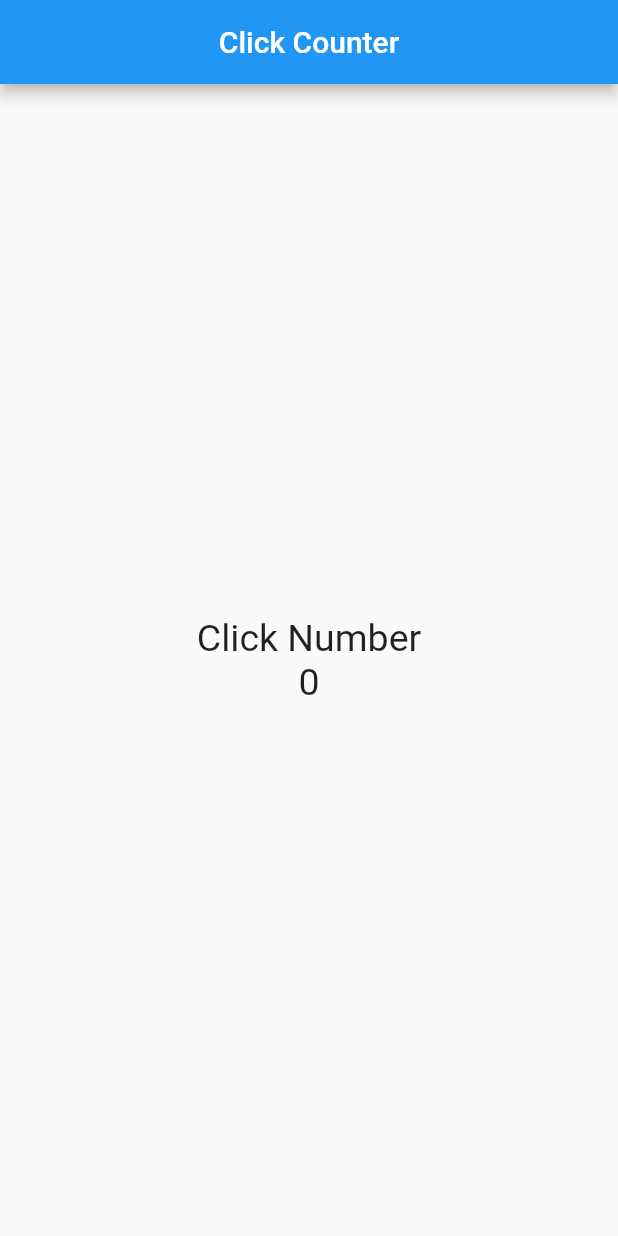
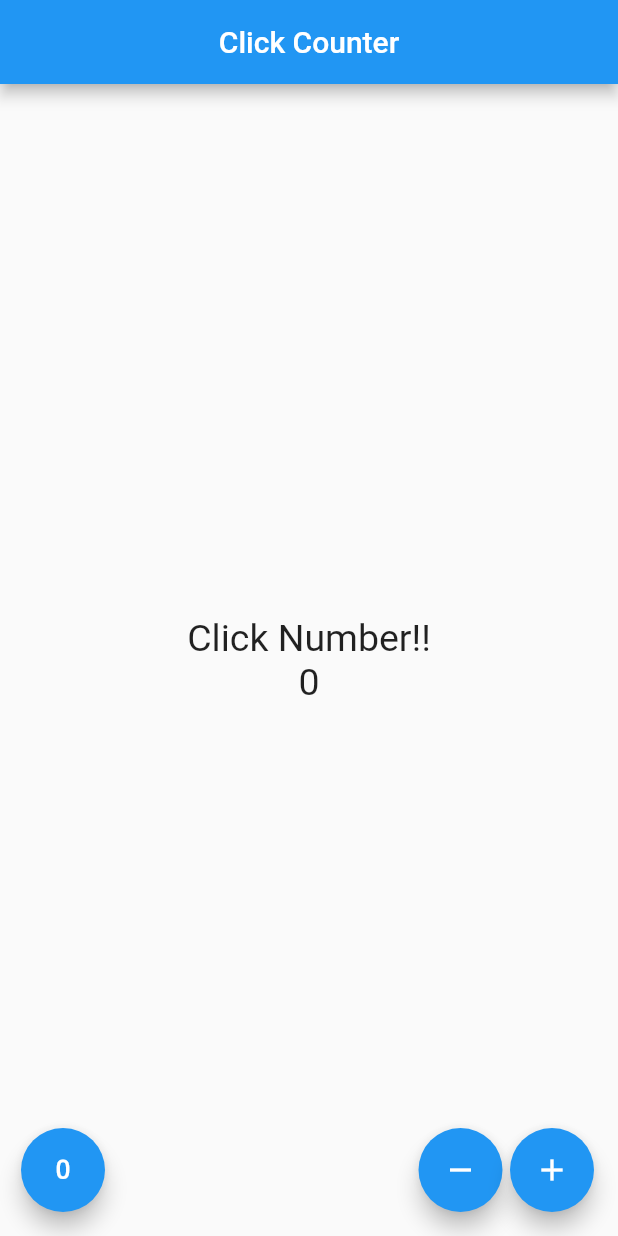
Before and after one commit to 01albertes/contador, a Flutter app: the screen it shows after launch, on a phone screen of 412 x 824 dp. Run offline on Flutter 3.47's test engine with Material 2 defaults, Android fonts, the phone set to English and light mode, and no system bars.

Commit message:
Made buttons and putting the science of everything

```diff
--- a/flutter_app/lib/src/app.dart
+++ b/flutter_app/lib/src/app.dart
@@ -1,6 +1,7 @@
 
 import 'package:flutter/material.dart';
-import 'package:flutter_app/src/pages/home_page.dart';
+import 'package:flutter_app/src/pages/contador_page.dart';
+// import 'package:flutter_app/src/pages/home_page.dart';
 
 class MyApp extends StatelessWidget{
 
@@ -8,8 +9,9 @@ class MyApp extends StatelessWidget{
   Widget build( context ) {
 
     return MaterialApp(
+      debugShowCheckedModeBanner: false, // elimina el banner
       home: Center(
-        child: HomePage()
+        child: ContadorPage()
       ),
     );
 
--- /dev/null
+++ b/flutter_app/lib/src/pages/contador_page.dart
@@ -0,0 +1,70 @@
+import 'package:flutter/material.dart';
+
+class ContadorPage extends StatefulWidget {
+
+  @override
+  createState() => _ContadorPageState();
+
+}
+
+
+class _ContadorPageState extends State<ContadorPage> {
+
+// Esto es otra forma de hacer el estilo en una sola linea pero para defirnilo en cualquier contenido.
+final _estiloTexto = TextStyle(fontSize: 25);
+
+int _conteo = 0;
+
+
+
+  @override
+  Widget build(BuildContext context) {
+    return Scaffold(
+      appBar: AppBar(
+        centerTitle: true,
+          title: Text('Click Counter'),
+          //elevation: 100.0, esto es una sombra
+
+      ),
+      body: Center(
+        child: Column(
+          mainAxisAlignment: MainAxisAlignment.center,
+          children: <Widget>[
+            Text('Click Number!!', style: _estiloTexto),
+            Text('$_conteo', style: _estiloTexto)
+
+
+              // Esto es una forma de trabajar en una sola linea
+            // Text('Numero de Click', style: TextStyle(fontSize: 25),), // solo se puede ponder un child por widget
+            // dentro de colum tendra otro widget de tipo lista que es children esto si puede tener dos columnas
+            // Text('0', style: TextStyle(fontSize: 25),)
+          ],
+        )
+      ),
+  //    floatingActionButtonLocation: FloatingActionButtonLocation.centerDocked, ayuda a posicionar el boton
+
+      floatingActionButton: _crearBotones()
+    );
+  }
+
+  Widget _crearBotones() {
+    return Row(
+      mainAxisAlignment: MainAxisAlignment.end,
+      children: <Widget>[
+            SizedBox(width: 30.0,),
+            FloatingActionButton(child: Icon(Icons.exposure_zero), onPressed: () {},),
+            Expanded(child: SizedBox()),
+            FloatingActionButton(child: Icon(Icons.remove), onPressed: () {},),
+            SizedBox(width: 5.0,),
+            FloatingActionButton(child: Icon(Icons.add), onPressed: () {},),
+
+
+      ],
+    );
+
+
+
+  }
+
+
+}
--- a/flutter_app/lib/src/pages/home_page.dart
+++ b/flutter_app/lib/src/pages/home_page.dart
@@ -5,6 +5,8 @@ class HomePage extends StatelessWidget{
 
 // Esto es otra forma de hacer el estilo en una sola linea pero para defirnilo en cualquier contenido.
 final estiloTexto = TextStyle(fontSize: 25);
+
+final conteo = 10;
 
 
 @override
@@ -21,7 +23,7 @@ Widget build(BuildContext context) {
          mainAxisAlignment: MainAxisAlignment.center,
          children: <Widget>[
            Text('Click Number', style: estiloTexto),
-           Text('0', style: estiloTexto)
+           Text('$conteo', style: estiloTexto)
 
 
             // Esto es una forma de trabajar en una sola linea
@@ -31,6 +33,14 @@ Widget build(BuildContext context) {
          ],
        )
     ),
+//    floatingActionButtonLocation: FloatingActionButtonLocation.centerDocked, ayuda a posicionar el boton
+    floatingActionButton: FloatingActionButton(
+      child: Icon(Icons.add_circle),
+      onPressed: () {
+        print('hola Mundo');
+        //conteo = conteo +1;
+      },
+    ),
   );
 }
 
```
Also changed, not shown: 1 other file.
